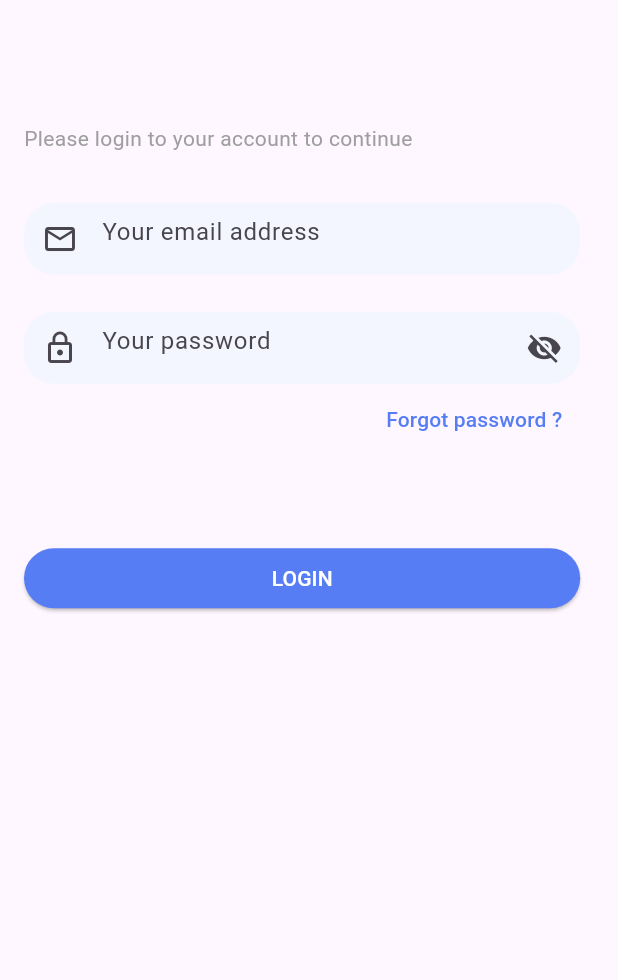
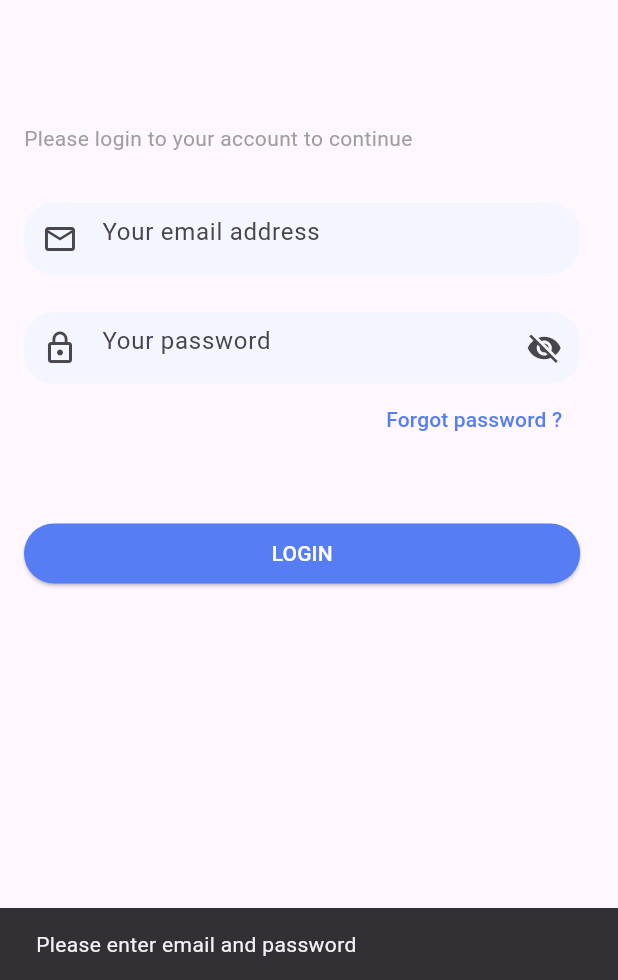
Before and after one commit to Mimithamg/Mini_project, a Flutter app: the screen it shows after launch, after a tap on "LOGIN", on a phone screen of 412 x 824 dp, the part 256-1236 px from its top. Run offline on Flutter 3.47's test engine with Material 3 defaults, Android fonts, the phone set to English and light mode, and no system bars; our stand-ins replace cached_network_image, cloud_firestore, firebase_auth, firebase_core, flutter_map, flutter_svg and 3 more; accounts and stored records are empty; Roboto replaces fonts that are missing (Readex Pro, Redex Pro).

Commit message:
security firebase connection and authentication

```diff
--- a/end_user_parking_app/parking_app/lib/views/loginscreen.dart
+++ b/end_user_parking_app/parking_app/lib/views/loginscreen.dart
@@ -192,8 +192,8 @@ class _LoginScreenState extends State<LoginScreen> {
                     width: double.infinity, // Make the SizedBox take full width
                     child: ElevatedButton(
                       onPressed: () {
-                        final email = emailController.text.trim();
-                        final password = passwordController.text.trim();
+                        final String email = emailController.text.trim();
+                        final String password = passwordController.text.trim();
 
                         if (email.isNotEmpty && password.isNotEmpty) {
                           login(email, password, context);
--- a/end_user_parking_app/parking_app/pubspec.yaml
+++ b/end_user_parking_app/parking_app/pubspec.yaml
@@ -51,6 +51,7 @@ dependencies:
   mask_text_input_formatter: ^2.9.0
   provider: ^6.1.2
   google_fonts: ^6.2.1
+  cached_network_image: ^3.3.1
 
 
 
--- /dev/null
+++ b/security_parking_app/security_app/lib/lib/repositary/authentication_repositary.dart
@@ -0,0 +1 @@
+// TODO Implement this library.
--- a/security_parking_app/security_app/lib/main.dart
+++ b/security_parking_app/security_app/lib/main.dart
@@ -1,7 +1,15 @@
+import 'package:firebase_core/firebase_core.dart';
 import 'package:flutter/material.dart';
+import 'package:get/get.dart';
+import 'package:security_app/firebase_options.dart';
+import 'package:security_app/repositary/authentication_repositary.dart';
 import 'package:security_app/screens/loginScreen.dart';
+import 'package:security_app/screens/security_homescreen.dart';
 
 void main() {
+  WidgetsFlutterBinding.ensureInitialized();
+  Firebase.initializeApp(options: DefaultFirebaseOptions.currentPlatform)
+    .then((value) => Get.put(AuthenticationRepository()));
   runApp(MyApp());
 }
 
@@ -18,6 +26,7 @@ class MyApp extends StatelessWidget {
       initialRoute: '/login',
       routes: {
         '/login': (context) => LoginScreen(),
+        '/home':(context) => HomeScreen(isStaff: true),
 
         // Use OtpVerificationPage class
         // Add more routes as needed
--- /dev/null
+++ b/security_parking_app/security_app/lib/repositary/authentication_repositary.dart
@@ -0,0 +1,49 @@
+import 'package:firebase_auth/firebase_auth.dart';
+import 'package:get/get.dart';
+import 'package:security_app/repositary/authentication_repositary/signup_email_password_failure.dart';
+import 'package:security_app/screens/security_homescreen.dart';
+import 'package:security_app/screens/loginscreen.dart';
+
+class AuthenticationRepository extends GetxController {
+  static AuthenticationRepository get instance => Get.find();
+
+  final FirebaseAuth _auth = FirebaseAuth.instance;
+  late final Rx<User?> firebaseUser;
+
+  @override
+  void onInit() {
+    super.onInit();
+    firebaseUser = Rx<User?>(_auth.currentUser);
+    firebaseUser.bindStream(_auth.authStateChanges());
+    ever(firebaseUser, _setInitialScreen);
+  }
+
+  _setInitialScreen(User? user) {
+    user == null
+        ? Get.offAll(() => LoginScreen())
+        : _navigateToHome(); // Navigate to home page after login
+  }
+
+  _navigateToHome() {
+    // Add your home page navigation logic here
+    // For example:
+    Get.offAll(() => HomeScreen(isStaff:true,));
+  }
+
+
+
+  Future<void> loginWithEmailAndPassword(String email, String password) async {
+    try {
+      await _auth.signInWithEmailAndPassword(email: email, password: password);
+      print("successfully logged in");
+    } on FirebaseAuthException catch (e) {
+      final ex = SignUpWithEmailAndPasswordFailure.code(e.code);
+      print('FIREBASE AUTH EXCEPTION - ${ex.message}');
+      throw ex;
+    } catch (_) {
+      const ex = SignUpWithEmailAndPasswordFailure();
+      print('EXCEPTION - ${ex.message}');
+      throw ex;
+    }
+  }
+}
--- /dev/null
+++ b/security_parking_app/security_app/lib/repositary/authentication_repositary/signup_email_password_failure.dart
@@ -0,0 +1,22 @@
+class SignUpWithEmailAndPasswordFailure {
+  final String message;
+
+  const SignUpWithEmailAndPasswordFailure([this.message = "An unknown error occurred"]);
+
+  factory SignUpWithEmailAndPasswordFailure.code(String code) {
+    switch(code) {
+      case 'weak-password':
+        return const SignUpWithEmailAndPasswordFailure('Please enter a stronger password.');
+      case 'invalid-email':
+        return const SignUpWithEmailAndPasswordFailure('Email is not valid.');
+      case 'email-already-in-use':
+        return const SignUpWithEmailAndPasswordFailure('Account already exists.');
+      case 'operation-not-allowed':
+        return const SignUpWithEmailAndPasswordFailure('Operation is not allowed.');
+      case 'user-disabled':
+        return const SignUpWithEmailAndPasswordFailure('This user has been disabled. Please contact support for help.');
+      default:
+        return const SignUpWithEmailAndPasswordFailure();
+    }
+  }
+}
--- a/security_parking_app/security_app/lib/screens/loginscreen.dart
+++ b/security_parking_app/security_app/lib/screens/loginscreen.dart
@@ -1,7 +1,12 @@
+import 'package:firebase_auth/firebase_auth.dart';
 import 'package:flutter/material.dart';
+import 'package:get/get.dart';
+import 'package:security_app/repositary/authentication_repositary.dart';
+import 'package:security_app/lib/repositary/authentication_repositary.dart';
+import 'package:security_app/screens/security_homescreen.dart'; // Import your HomeScreen here
 
 class LoginScreen extends StatefulWidget {
-  const LoginScreen({super.key});
+  const LoginScreen({Key? key}) : super(key: key);
 
   @override
   State<LoginScreen> createState() => _LoginScreenState();
@@ -9,6 +14,10 @@ class LoginScreen extends StatefulWidget {
 
 class _LoginScreenState extends State<LoginScreen> {
   bool _passwordVisible = false;
+
+  final TextEditingController _emailController = TextEditingController();
+  final TextEditingController _passwordController = TextEditingController();
+
   @override
   Widget build(BuildContext context) {
     return Scaffold(
@@ -23,9 +32,7 @@ class _LoginScreenState extends State<LoginScreen> {
             child: Column(
               crossAxisAlignment: CrossAxisAlignment.start,
               children: [
-                SizedBox(
-                    height: MediaQuery.of(context).size.height *
-                        0.1), // 10% of screen height
+                SizedBox(height: MediaQuery.of(context).size.height * 0.1),
                 Text(
                   'Welcome to',
                   style: TextStyle(
@@ -41,9 +48,7 @@ class _LoginScreenState extends State<LoginScreen> {
                     fontFamily: 'Redex Pro',
                   ),
                 ),
-                SizedBox(
-                    height: MediaQuery.of(context).size.height *
-                        0.10), // 5% of screen height
+                SizedBox(height: MediaQuery.of(context).size.height * 0.10),
                 Text(
                   'Please login to your account to continue',
                   style: TextStyle(
@@ -51,11 +56,9 @@ class _LoginScreenState extends State<LoginScreen> {
                     color: Colors.grey,
                   ),
                 ),
-                SizedBox(
-                    height: MediaQuery.of(context).size.height *
-                        0.04), // 4% of screen height
+                SizedBox(height: MediaQuery.of(context).size.height * 0.04),
                 Container(
-                  width: double.infinity, // Make the container take full width
+                  width: double.infinity,
                   child: Column(
                     children: [
                       Container(
@@ -64,7 +67,7 @@ class _LoginScreenState extends State<LoginScreen> {
                           borderRadius: BorderRadius.circular(20),
                         ),
                         child: TextFormField(
-                          //controller: emailController,
+                          controller: _emailController,
                           decoration: InputDecoration(
                               hintText: 'Your email address',
                               prefixIcon: Icon(Icons.email_outlined),
@@ -72,16 +75,14 @@ class _LoginScreenState extends State<LoginScreen> {
                           keyboardType: TextInputType.emailAddress,
                         ),
                       ),
-                      SizedBox(
-                          height: MediaQuery.of(context).size.height *
-                              0.03), // 3% of screen height
+                      SizedBox(height: MediaQuery.of(context).size.height * 0.03),
                       Container(
                         decoration: BoxDecoration(
                           color: Color(0xFFf4f6ff),
                           borderRadius: BorderRadius.circular(20),
                         ),
                         child: TextFormField(
-                          //controller: passwordController,
+                          controller: _passwordController,
                           obscureText: !_passwordVisible,
                           decoration: InputDecoration(
                               hintText: 'Your password',
@@ -115,7 +116,6 @@ class _LoginScreenState extends State<LoginScreen> {
                                       mainAxisSize: MainAxisSize.min,
                                       children: [
                                         TextField(
-                                          //controller: emailController,
                                           decoration: InputDecoration(
                                               labelText: 'Email'),
                                         ),
@@ -124,14 +124,13 @@ class _LoginScreenState extends State<LoginScreen> {
                                     actions: <Widget>[
                                       TextButton(
                                         onPressed: () {
-                                          Navigator.of(context)
-                                              .pop(); // Close the dialog
+                                          Navigator.of(context).pop();
                                         },
                                         child: Text('Cancel'),
                                       ),
                                       TextButton(
                                         onPressed: () {
-                                          //resetPassword(context);
+                                          // Reset password logic
                                         },
                                         child: Text('Reset'),
                                       ),
@@ -150,33 +149,25 @@ class _LoginScreenState extends State<LoginScreen> {
                     ],
                   ),
                 ),
-                SizedBox(
-                    height: MediaQuery.of(context).size.height *
-                        0.05), // 25% of screen height
+                SizedBox(height: MediaQuery.of(context).size.height * 0.05),
+                Container(
+                  width: double.infinity,
+                  child: SizedBox(
+                    width: double.infinity,
+                    child: ElevatedButton(
+                      onPressed: ()  {
+                        final String email = _emailController.text.trim();
+                        final String password = _passwordController.text.trim();
 
-                SizedBox(
-                    height: MediaQuery.of(context).size.height *
-                        0.02), // 5% of screen height
-                Container(
-                  width: double.infinity, // Make the container take full width
-                  child: SizedBox(
-                    width: double.infinity, // Make the SizedBox take full width
-                    child: ElevatedButton(
-                      onPressed: () {
-                        //final email = emailController.text.trim();
-                        //final password = passwordController.text.trim();
-
-                        // if (email.isNotEmpty && password.isNotEmpty) {
-                        //   login(email, password, context);
-                        // } else {
-                        //   ScaffoldMessenger.of(context).showSnackBar(
-                        //     SnackBar(
-                        //       content: Text('Please enter email and password'),
-                        //     ),
-                        //   );
-                        // }
-
-                        // Handle login button press
+                        if (email.isNotEmpty && password.isNotEmpty) {
+                          login(email, password, context);
+                        } else {
+                          ScaffoldMessenger.of(context).showSnackBar(
+                            SnackBar(
+                              content: Text('Please enter email and password'),
+                            ),
+                          );
+                        }
                       },
                       child: Text(
                         'LOGIN',
@@ -191,9 +182,7 @@ class _LoginScreenState extends State<LoginScreen> {
                     ),
                   ),
                 ),
-                SizedBox(
-                    height: MediaQuery.of(context).size.height *
-                        0.05), // 5% of screen height
+                SizedBox(height: MediaQuery.of(context).size.height * 0.05),
               ],
             ),
           ),
@@ -201,4 +190,24 @@ class _LoginScreenState extends State<LoginScreen> {
       ),
     );
   }
+  void login(String email, String password, BuildContext context) async {
+
+    try {
+      await FirebaseAuth.instance.signInWithEmailAndPassword(
+        email: email,
+        password: password,
+      );
+
+      // Login successful, navigate to home page
+      Navigator.pushNamed(context, '/home');
+    } catch (e) {
+      // Login failed, handle error
+      print('Error logging in user: $e');
+      ScaffoldMessenger.of(context).showSnackBar(
+        SnackBar(
+          content: Text('Login failed. Please try again.'),
+        ),
+      );
+    }
+  }
 }
--- a/security_parking_app/security_app/pubspec.yaml
+++ b/security_parking_app/security_app/pubspec.yaml
@@ -35,6 +35,9 @@ dependencies:
   # The following adds the Cupertino Icons font to your application.
   # Use with the CupertinoIcons class for iOS style icons.
   cupertino_icons: ^1.0.6
+  firebase_core: ^2.28.0
+  firebase_auth: ^4.19.0
+  get: ^4.6.6
 
 dev_dependencies:
   flutter_test:
```
Also changed, not shown: end_user_parking_app/parking_app/lib/lib/utils/app_export.dart (added, +12 -0 lines), end_user_parking_app/parking_app/lib/lib/utils/date_time_utils.dart (added, +19 -0 lines), end_user_parking_app/parking_app/lib/lib/utils/image_constant.dart (added, +15 -0 lines), end_user_parking_app/parking_app/lib/lib/utils/size_utils.dart (added, +89 -0 lines), end_user_parking_app/parking_app/lib/theme/app_decoration.dart (added, +21 -0 lines), end_user_parking_app/parking_app/lib/theme/theme_helper.dart (added, +60 -0 lines), end_user_parking_app/parking_app/lib/views/splash_screen.dart (added, +55 -0 lines), end_user_parking_app/parking_app/lib/widgets/custom_image_view.dart (added, +155 -0 lines), security_parking_app/security_app/lib/screens/security_homescreen.dart (added, +78 -0 lines), end_user_parking_app/parking_app/pubspec.lock, security_parking_app/security_app/lib/firebase_options.dart (added), security_parking_app/security_app/pubspec.lock, 9 other files.
